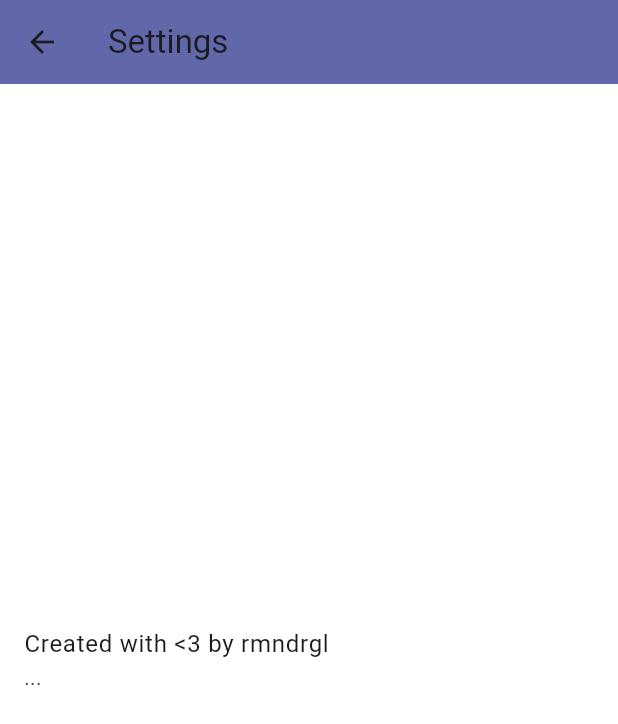
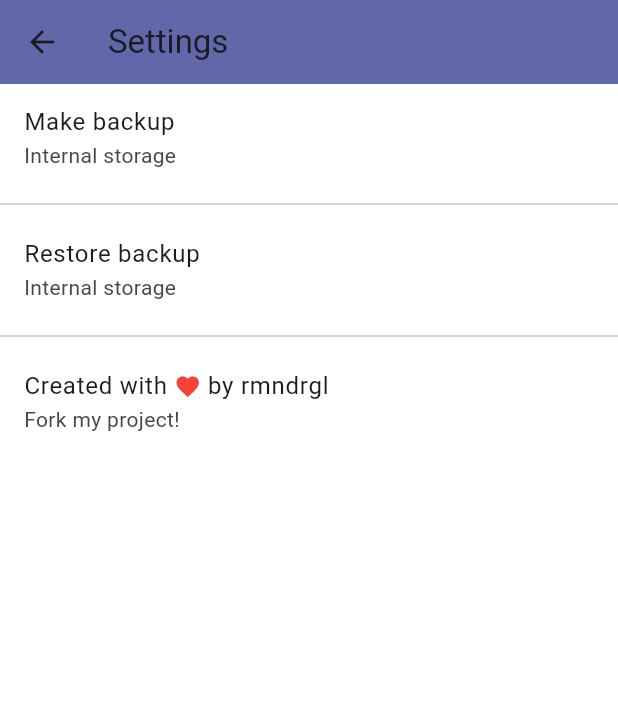
Before and after one commit to rmndrgl/astral, a Flutter app: the Settings screen opened directly, on a phone screen of 412 x 824 dp. Shown: the top 724 px of the screen. Run offline on Flutter 3.47's test engine with Material 3 defaults, Android fonts, the phone set to English and light mode, and no system bars; drawn by our look-alikes of overlay_support; our stand-ins replace local_auth, sqflite; accounts and stored records are empty.

Commit message:
Repo at: 2026-11-15 20:29:16

```diff
--- a/lib/settings/settings.dart
+++ b/lib/settings/settings.dart
@@ -1,4 +1,8 @@
 import 'package:flutter/material.dart';
+
+import 'package:overlay_support/overlay_support.dart';
+
+import 'package:url_launcher/url_launcher.dart';
 
 class Settings extends StatefulWidget {
 	const Settings({
@@ -10,21 +14,62 @@ class Settings extends StatefulWidget {
 }
 
 class SettingsView extends State<Settings> {
+
 	@override
 	Widget build(BuildContext context) {
 		return Scaffold(
 			appBar: AppBar(
 				title: Text('Settings'),
 			),
-			body: Center(
-				child: ListTile(
-					title: Text('Created with <3 by rmndrgl'),
-					subtitle: Text('...'),
-					onTap: () {
-						debugPrint('Go to github profile');
-					},
-				)
-			)
+			body: ListView(
+				children: [
+					ListTile(
+						title: Text('Make backup'),
+						subtitle: Text('Internal storage'),
+						onTap: () {
+							toast('Make backup');
+						},
+					),
+					Divider(thickness: 1,),
+					ListTile(
+						title: Text('Restore backup'),
+						subtitle: Text('Internal storage'),
+						onTap: () {
+							toast('Restore backup ');
+						},
+					),
+					Divider(thickness: 1,),
+					ListTile(
+						title: const Text.rich(
+							TextSpan(
+								children: [
+									TextSpan(text: 'Created with '),
+									WidgetSpan(
+										alignment: PlaceholderAlignment.middle,
+										child: Icon(
+											Icons.favorite,
+											color: Colors.red,
+											size: 18,
+										),
+									),
+									TextSpan(text: ' by rmndrgl'),
+								],
+							),
+						),
+						subtitle: const Text('Fork my project!'),
+						onTap: () {
+							launchInBrowser();
+						},
+					),
+				],
+			),
 		);
 	}
+
+	Future<void> launchInBrowser() async {
+		if(!await launchUrl(Uri.parse('https://github.com/rmndrgl'), mode: LaunchMode.externalApplication)) {
+			throw Exception('Could not launch');
+		}
+	}
+
 }
--- a/pubspec.yaml
+++ b/pubspec.yaml
@@ -20,6 +20,7 @@ dependencies:
   sqflite: ^2.4.4+1
   path: ^1.9.1
   uuid: ^4.6.0
+  url_launcher: ^6.3.3
 
 dev_dependencies:
 
```
Also changed, not shown: pubspec.lock, 9 other files.
